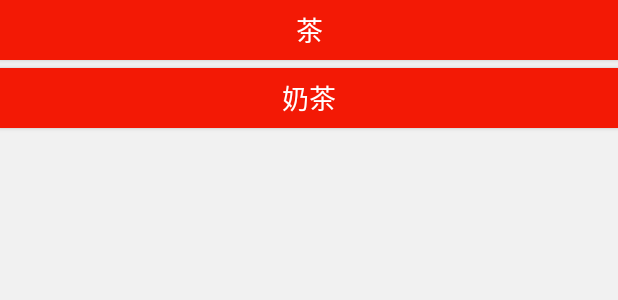
After one commit to warriorWorld/DemoDemo, an Android app: the layout activity_template.xml on its own in the app's theme, with its tools: preview values and no code run, on a phone screen of 412 x 824 dp. The commit adds this screen. Shown: the top 300 px of the screen. Run offline under Robolectric (Android 15) with nearby library versions, the phone set to English and light mode, and no system bars.

Commit message:
template

```diff
--- a/app/src/main/AndroidManifest.xml
+++ b/app/src/main/AndroidManifest.xml
@@ -25,6 +25,7 @@
         <activity android:name=".business.fragmentlife.FragmentLifePeriodActivity"></activity>
         <activity android:name=".business.command.CommandActivity"></activity>
         <activity android:name=".business.observer.ObserverActivity"></activity>
+        <activity android:name=".business.template.TemplateActivity"></activity>
     </application>
 
 </manifest>
--- a/app/src/main/java/com/insightsurfface/demodemo/business/main/MainActivity.java
+++ b/app/src/main/java/com/insightsurfface/demodemo/business/main/MainActivity.java
@@ -17,6 +17,7 @@ import com.insightsurfface.demodemo.business.observer.ObserverActivity;
 import com.insightsurfface.demodemo.business.responsibilitychain.ResponsibilityChainActivity;
 import com.insightsurfface.demodemo.business.state.StateActivity;
 import com.insightsurfface.demodemo.business.strategy.StrategyActivity;
+import com.insightsurfface.demodemo.business.template.TemplateActivity;
 import com.insightsurfface.demodemo.business.touchevent.TouchEventActivity;
 import com.insightsurfface.demodemo.listener.OnRecycleItemClickListener;
 
@@ -91,6 +92,9 @@ public class MainActivity extends BaseActivity implements MainContract.View {
                             case 8:
                                 intent= new Intent(MainActivity.this, ObserverActivity.class);
                                 break;
+                            case 9:
+                                intent= new Intent(MainActivity.this, TemplateActivity.class);
+                                break;
                         }
                         if (null != intent) {
                             startActivity(intent);
--- a/app/src/main/java/com/insightsurfface/demodemo/business/main/MainPresenter.java
+++ b/app/src/main/java/com/insightsurfface/demodemo/business/main/MainPresenter.java
@@ -13,7 +13,8 @@ public class MainPresenter implements MainContract.Persenter {
 
     @Override
     public void getDemoList() {
-        mView.displayList(new String[]{"冒泡排序", "建造者模式", "触摸事件传递", "策略模式", "状态模式", "责任链模式","Fragment生命周期","命令模式","观察者模式"});
+        mView.displayList(new String[]{"冒泡排序", "建造者模式", "触摸事件传递", "策略模式",
+                "状态模式", "责任链模式","Fragment生命周期","命令模式","观察者模式","模板模式"});
     }
 
     @Override
--- /dev/null
+++ b/app/src/main/res/layout/activity_template.xml
@@ -0,0 +1,34 @@
+<?xml version="1.0" encoding="utf-8"?>
+<androidx.constraintlayout.widget.ConstraintLayout xmlns:android="http://schemas.android.com/apk/res/android"
+    xmlns:app="http://schemas.android.com/apk/res-auto"
+    xmlns:tools="http://schemas.android.com/tools"
+    android:layout_width="match_parent"
+    android:layout_height="match_parent"
+    android:background="@color/gray"
+    tools:context=".business.main.MainActivity">
+
+    <Button
+        android:id="@+id/tea_btn"
+        android:layout_width="0dp"
+        android:layout_height="40dp"
+        android:background="@drawable/rect_main"
+        android:text="茶"
+        android:textColor="@color/white"
+        android:textSize="18sp"
+        app:layout_constraintLeft_toLeftOf="parent"
+        app:layout_constraintRight_toRightOf="parent"
+        app:layout_constraintTop_toTopOf="parent"></Button>
+
+    <Button
+        android:id="@+id/milky_tea_btn"
+        android:layout_width="0dp"
+        android:layout_height="40dp"
+        android:layout_marginTop="5dp"
+        android:background="@drawable/rect_main"
+        android:text="奶茶"
+        android:textColor="@color/white"
+        android:textSize="18sp"
+        app:layout_constraintLeft_toLeftOf="parent"
+        app:layout_constraintRight_toRightOf="parent"
+        app:layout_constraintTop_toBottomOf="@+id/tea_btn"></Button>
+</androidx.constraintlayout.widget.ConstraintLayout>
```
Also changed, not shown: app/src/main/java/com/insightsurfface/demodemo/business/template/MakeMilkyTea.java (added, +25 -0 lines), app/src/main/java/com/insightsurfface/demodemo/business/template/MakeTea.java (added, +25 -0 lines), app/src/main/java/com/insightsurfface/demodemo/business/template/MakeTeaAbstract.java (added, +39 -0 lines), app/src/main/java/com/insightsurfface/demodemo/business/template/TemplateActivity.java (added, +54 -0 lines).
